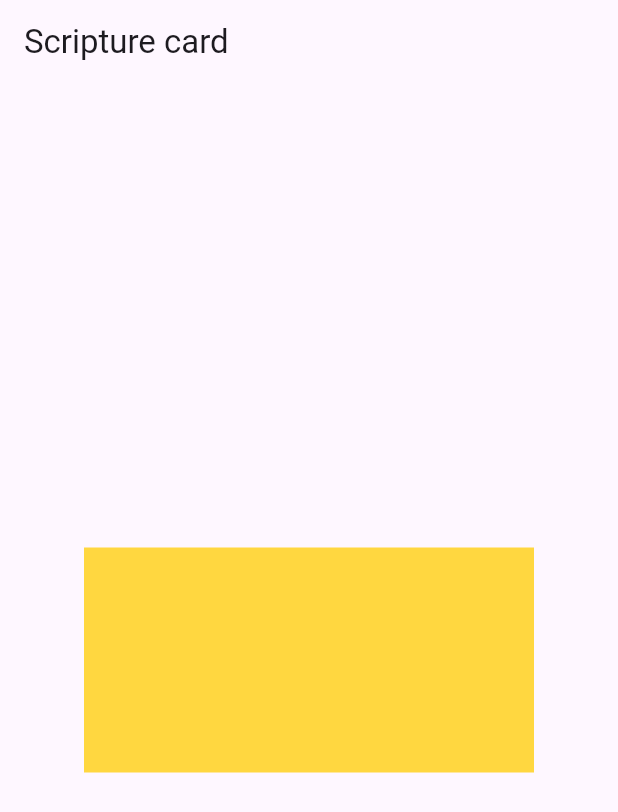
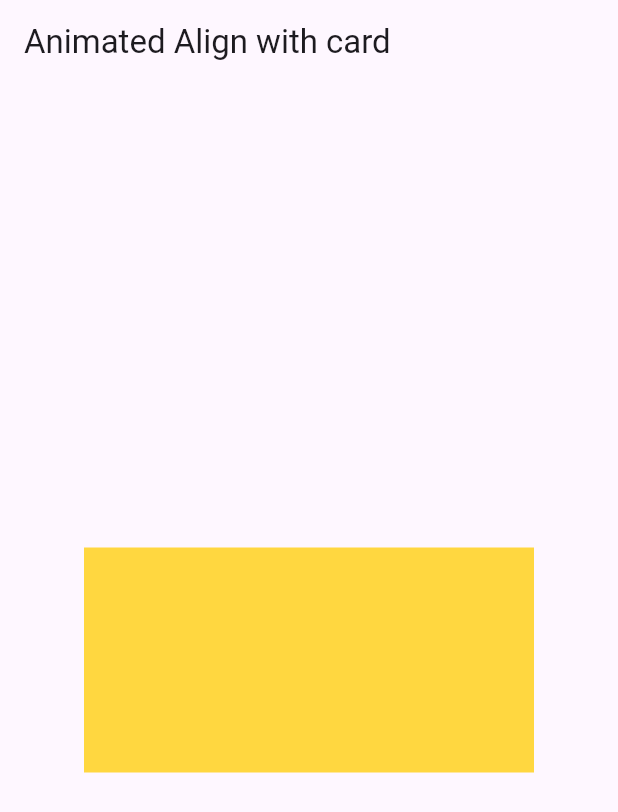
Before and after one commit to THSPSS/lampApp, a Flutter app: the screen it shows after launch, on a phone screen of 412 x 824 dp. Shown: the top 812 px of the screen. Run offline on Flutter 3.47's test engine with Material 3 defaults, Android fonts, the light colour scheme and no system bars.

Commit message:
update animated align with card page with gesturedetecter with animation

```diff
--- a/analysis_options.yaml
+++ b/analysis_options.yaml
@@ -21,6 +21,7 @@ linter:
   # `// ignore_for_file: name_of_lint` syntax on the line or in the file
   # producing the lint.
   rules:
+      use_key_in_widget_constructors: false
     # avoid_print: false  # Uncomment to disable the `avoid_print` rule
     # prefer_single_quotes: true  # Uncomment to enable the `prefer_single_quotes` rule
 
--- a/lib/global_variable.dart
+++ b/lib/global_variable.dart
@@ -228,7 +228,7 @@ final frontScripture = [
     'chapter': '23',
     'part': '19',
     'content':
-        '하나님은 사람이 아니시니 거짓말을 하지 않으시고 인생이 아니시니 후회가 없으시도다. 어찌 그 말씀하신 바를 행하지 않으시며 하신 말씀을 실행하지 않으시랴.'
+        '하나님은 인자가 아니시니 실언치 않으시고 인생이 아니시니 후회가 없으시도다. 어찌 그 말씀하신 바를 행하지 않으시며 하신 말씀을 실행하지 않으시랴.'
   },
   {
     'id': 21,
@@ -250,7 +250,7 @@ final frontScripture = [
     'book': '베드로전서',
     'chapter': '5',
     'part': '7',
-    'content': '너희 염려를 다 주께 맡기라 이는 그가 너희를 돌보심이라.'
+    'content': '너희 염려를 다 주께 맡기라 이는 그가 너희를 권고하심이라.'
   },
   {
     'id': 23,
--- a/lib/main.dart
+++ b/lib/main.dart
@@ -1,6 +1,6 @@
 import 'package:flutter/material.dart';
 import 'package:lamp/pages/home_page.dart';
-import 'package:lamp/pages/test_page.dart';
+import 'package:lamp/pages/animated_card_page.dart';
 
 void main() {
   runApp(const MyApp());
@@ -18,7 +18,7 @@ class MyApp extends StatelessWidget {
         colorScheme: ColorScheme.fromSeed(seedColor: Colors.deepPurple),
         useMaterial3: true,
       ),
-      home: TestPage(),
+      home: AnimatedCardPage(),
     );
   }
 }
--- /dev/null
+++ b/lib/pages/animated_card_page.dart
@@ -0,0 +1,38 @@
+import 'package:flutter/material.dart';
+
+class AnimatedCardPage extends StatefulWidget {
+  @override
+  AnimatedCardPageState createState() => AnimatedCardPageState();
+}
+
+class AnimatedCardPageState extends State<AnimatedCardPage> {
+  var alignment = Alignment.center;
+
+  @override
+  Widget build(BuildContext context) {
+    return Scaffold(
+      appBar: AppBar(
+        title: Text("Animated Align with card"),
+      ),
+      body: GestureDetector(
+        onVerticalDragStart: (details) {
+          print("on vertical drag start ${details}");
+          setState(() {
+            alignment = alignment == Alignment.center
+                ? Alignment.topRight
+                : Alignment.center;
+          });
+        },
+        child: AnimatedAlign(
+          alignment: alignment,
+          duration: Duration(milliseconds: 100),
+          child: Container(
+            width: 300,
+            height: 150,
+            color: Colors.amberAccent,
+          ),
+        ),
+      ),
+    );
+  }
+}
--- a/lib/pages/test_page.dart
+++ /dev/null
@@ -1,21 +0,0 @@
-import 'package:flutter/material.dart';
-
-class TestPage extends StatelessWidget {
-  const TestPage({super.key});
-
-  @override
-  Widget build(BuildContext context) {
-    return Scaffold(
-      appBar: AppBar(
-        title: Text("Scripture card"),
-      ),
-      body: Center(
-        child: Container(
-          width: 300,
-          height: 150,
-          color: Colors.amberAccent,
-        ),
-      ),
-    );
-  }
-}
```
